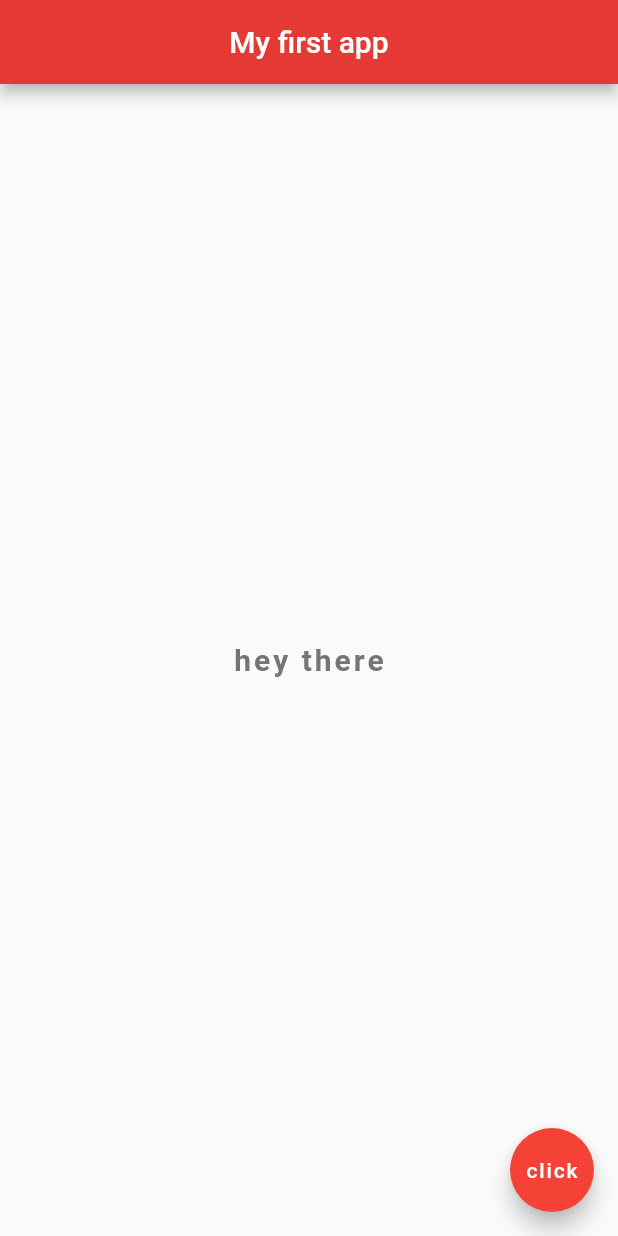
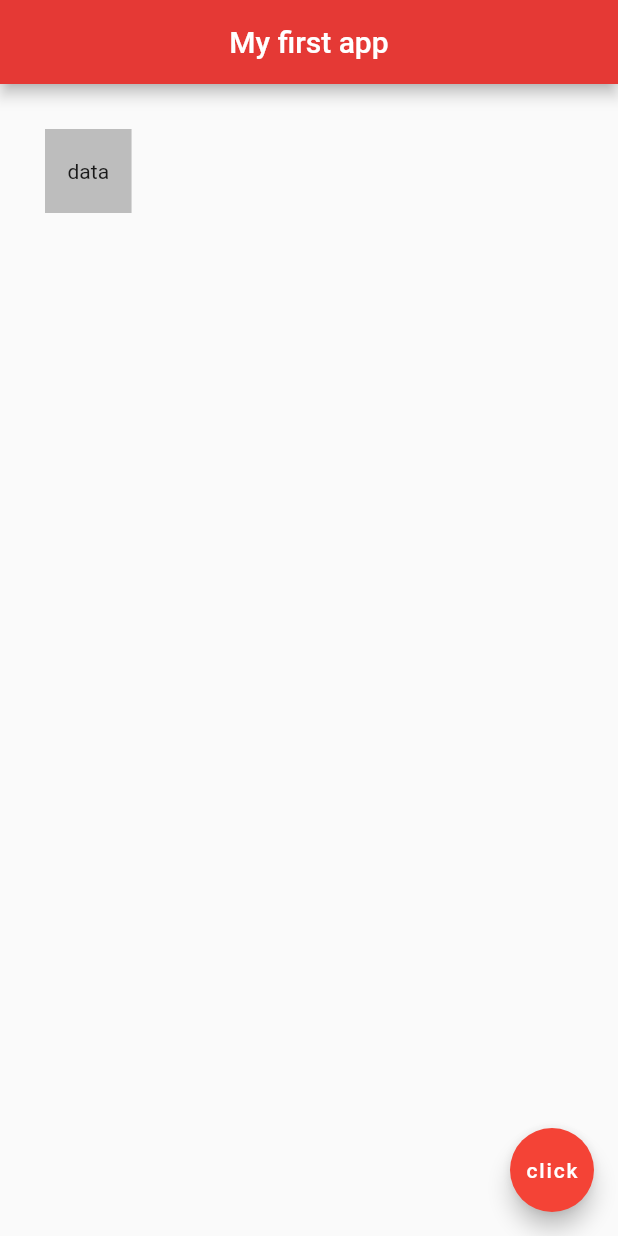
Before and after one commit to rajpatel2619/my_app, a Flutter app: the screen it shows after launch, on a phone screen of 412 x 824 dp. Run offline on Flutter 3.47's test engine with Material 2 defaults, Android fonts, the phone set to English and light mode, and no system bars; Roboto replaces fonts that are missing (IndieFlower).

Commit message:
some changes

```diff
--- a/lib/main.dart
+++ b/lib/main.dart
@@ -11,17 +11,11 @@ class Home extends StatelessWidget {
         centerTitle: true,
         backgroundColor: Colors.red[600],
       ),
-      body: Center(
-        child: Text(
-          'hey there',
-          style: TextStyle(
-            fontSize: 20.0,
-            fontWeight: FontWeight.bold,
-            letterSpacing: 2.0,
-            color: Colors.grey[600],
-            fontFamily: 'IndieFlower',
-          ),
-        ),
+      body:Container(
+        margin: EdgeInsets.all(30),
+        padding: EdgeInsets.symmetric(horizontal: 15,vertical: 20),
+        color: Colors.grey[400],
+        child: Text('data'),
       ),
       floatingActionButton: FloatingActionButton(
         onPressed: () {},
--- a/pubspec.yaml
+++ b/pubspec.yaml
@@ -45,9 +45,8 @@ flutter:
   uses-material-design: true
 
   # To add assets to your application, add an assets section, like this:
-  # assets:
-  #   - images/a_dot_burr.jpeg
-  #   - images/a_dot_ham.jpeg
+  assets:
+    - assets/
 
   # An image asset can refer to one or more resolution-specific "variants", see
   # https://flutter.dev/assets-and-images/#resolution-aware.
```
